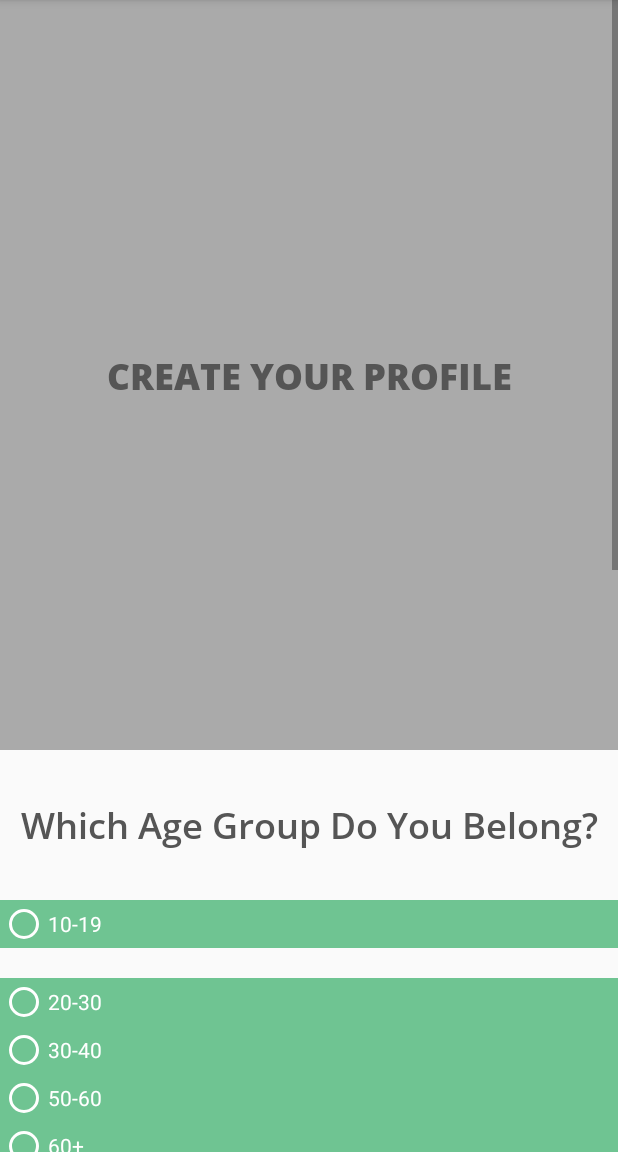
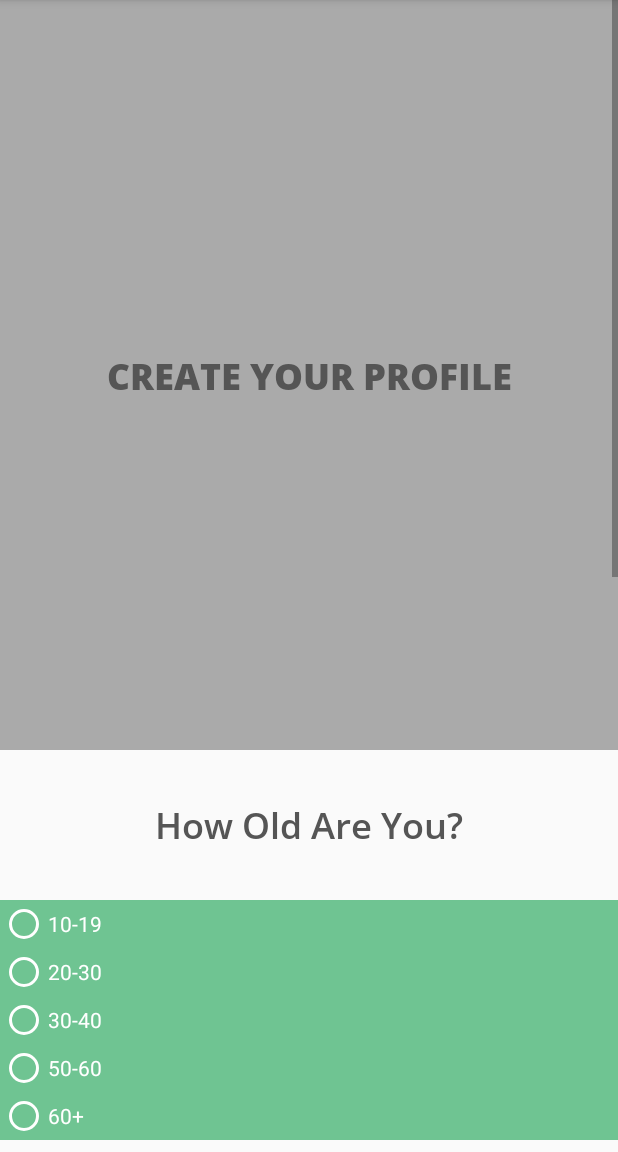
Before and after one commit to Legendarytruth/Neko-Gainz, an Android app: the Questionnaire screen opened directly, with no data from a screen before it, on a phone screen of 412 x 824 dp, the part 84-1236 px from its top. Run offline under Robolectric (Android 15) with nearby library versions, the light colour scheme and no system bars.

Commit message:
Updated font names

```diff
--- a/Neko Gains/app/src/main/res/font/fonts.xml
+++ b/Neko Gains/app/src/main/res/font/fonts.xml
@@ -3,13 +3,13 @@
     <font
         android:fontStyle="normal"
         android:fontWeight="400"
-        android:font="@font/OpenSans_Bold" />
+        android:font="@font/opensans_bold" />
     <font
         android:fontStyle="italic"
         android:fontWeight="400"
-        android:font="@font/OpenSans_BoldItalic" />
+        android:font="@font/opensans_bolditalic" />
     <font
         android:fontStyle="normal"
         android:fontWeight="400"
-        android:font="@font/OpenSans_ExtraBold" />
+        android:font="@font/opensans_extrabold" />
 </font-family>
--- a/Neko Gains/app/src/main/res/layout/activity_questionnaire.xml
+++ b/Neko Gains/app/src/main/res/layout/activity_questionnaire.xml
@@ -16,7 +16,7 @@
                 android:layout_height="match_parent"
                 android:orientation="vertical">
                 <TextView
-                    android:fontFamily="@font/OpenSans_ExtraBold"
+                    android:fontFamily="@font/opensans_extrabold"
                     android:text="CREATE YOUR PROFILE"
                     android:textSize="24sp"
                     android:gravity="center"
@@ -25,8 +25,8 @@
                     android:layout_width="match_parent"
                     android:layout_height="500dp"/>
                 <TextView
-                    android:fontFamily="@font/OpenSans_SemiBold"
-                    android:text="Which Age Group Do You Belong?"
+                    android:fontFamily="@font/opensans_semibold"
+                    android:text="How Old Are You?"
                     android:textSize="24sp"
                     android:gravity="center"
                     android:textColor="#555555"
@@ -48,7 +48,6 @@
                         android:background ="#6fc492"/>
                     <RadioButton
                         android:id="@+id/q1b"
-                        android:layout_marginTop = "20dp"
                         android:layout_width="match_parent"
                         android:layout_height="wrap_content"
                         android:text="20-30"
@@ -87,7 +86,7 @@
                 android:layout_height="match_parent"
                 android:orientation="vertical">
                 <TextView
-                    android:fontFamily="@font/OpenSans_SemiBold"
+                    android:fontFamily="@font/opensans_semibold"
                     android:text="How Often Do You Exercise?"
                     android:textSize="24sp"
                     android:gravity="center"
@@ -140,7 +139,7 @@
                 android:layout_height="match_parent"
                 android:orientation="vertical">
                 <TextView
-                    android:fontFamily="@font/OpenSans_SemiBold"
+                    android:fontFamily="@font/opensans_semibold"
                     android:text="Enter Your Weight and Height"
                     android:textSize="24sp"
                     android:gravity="center"
@@ -172,7 +171,7 @@
                 android:layout_height="match_parent"
                 android:orientation="vertical">
                 <TextView
-                    android:fontFamily="@font/OpenSans_SemiBold"
+                    android:fontFamily="@font/opensans_semibold"
                     android:text="What Do You Hope to Accomplish?"
                     android:textSize="24sp"
                     android:gravity="center"
@@ -211,7 +210,7 @@
                 </RadioGroup>
             </LinearLayout>
                 <Button
-                    android:fontFamily="@font/OpenSans_SemiBold"
+                    android:fontFamily="@font/opensans_semibold"
                     android:text="Submit"
                     android:textSize="24sp"
                     android:gravity="center"
```
Also changed, not shown: Neko Gains/app/src/main/res/font/opensans_bold.ttf (renamed from Neko Gains/app/src/main/res/font/OpenSans_Bold.ttf), Neko Gains/app/src/main/res/font/opensans_bolditalic.ttf (renamed from Neko Gains/app/src/main/res/font/OpenSans_BoldItalic.ttf), Neko Gains/app/src/main/res/font/opensans_extrabold.ttf (renamed from Neko Gains/app/src/main/res/font/OpenSans_ExtraBold.ttf), Neko Gains/app/src/main/res/font/opensans_extrabolditalic.ttf (renamed from Neko Gains/app/src/main/res/font/OpenSans_ExtraBoldItalic.ttf), Neko Gains/app/src/main/res/font/opensans_italic.ttf (renamed from Neko Gains/app/src/main/res/font/OpenSans_Italic.ttf), Neko Gains/app/src/main/res/font/opensans_light.ttf (renamed from Neko Gains/app/src/main/res/font/OpenSans_Light.ttf), Neko Gains/app/src/main/res/font/opensans_lightitalic.ttf (renamed from Neko Gains/app/src/main/res/font/OpenSans_LightItalic.ttf), Neko Gains/app/src/main/res/font/opensans_regular.ttf (renamed from Neko Gains/app/src/main/res/font/OpenSans_Regular.ttf), Neko Gains/app/src/main/res/font/opensans_semibold.ttf (renamed from Neko Gains/app/src/main/res/font/OpenSans_SemiBold.ttf), Neko Gains/app/src/main/res/font/opensans_semibolditalic.ttf (renamed from Neko Gains/app/src/main/res/font/OpenSans_SemiBoldItalic.ttf).
